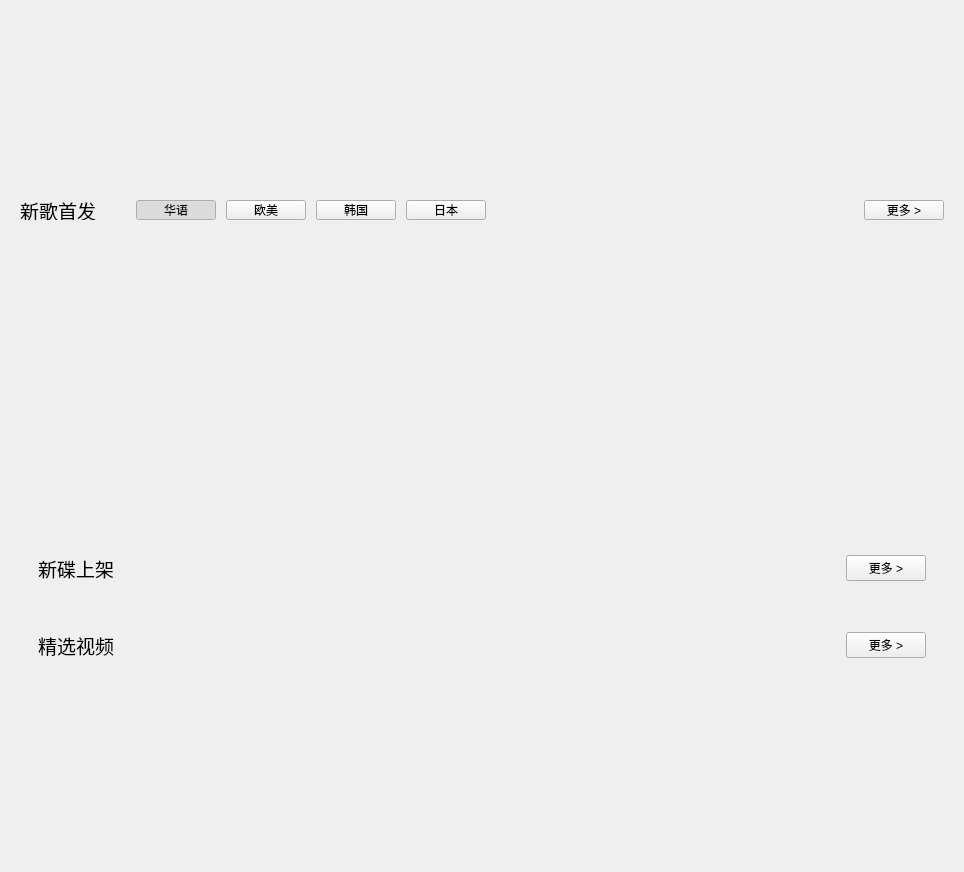
Above: KuGouStart/MusicRepository/MusicRepository.ui from a-mo-xi-wei/Qt-KuGouAppClient before the change. Below: the same form after it.
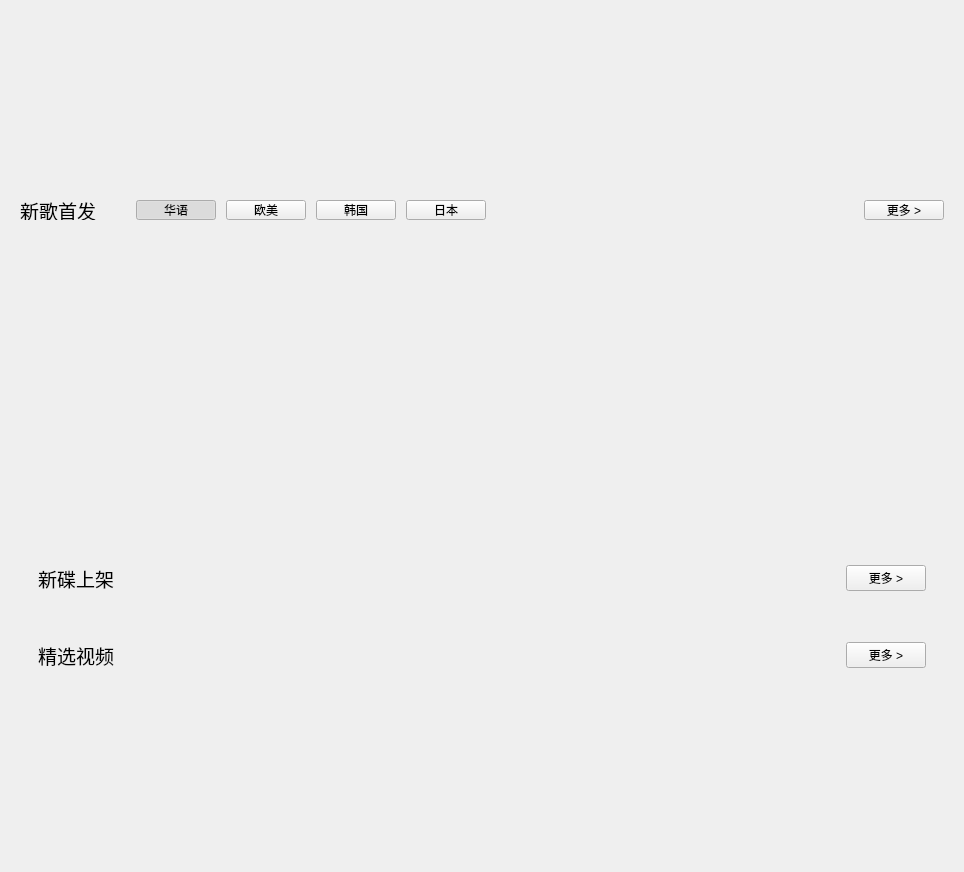
That is the form after the change. Custom widgets are drawn as their Qt base class.

Commit message: 完善缩放策略

Diff of the .ui file:
```diff
--- a/KuGouStart/MusicRepository/MusicRepository.ui
+++ b/KuGouStart/MusicRepository/MusicRepository.ui
@@ -249,10 +249,10 @@
      </property>
      <layout class="QGridLayout" name="gridLayout" rowstretch="1,1,1" columnstretch="1,1,1" rowminimumheight="1,1,1" columnminimumwidth="1,1,1">
       <property name="leftMargin">
-       <number>12</number>
+       <number>5</number>
       </property>
       <property name="topMargin">
-       <number>0</number>
+       <number>10</number>
       </property>
       <property name="bottomMargin">
        <number>0</number>
```
The commit also changes 2 other files.
